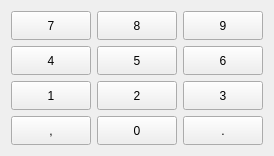
Qt form views/utils/tastierinoview.ui (Sennare/kalk_p2) before a commit.
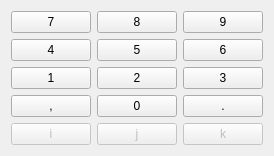
The same form after that commit.

The edit to the form file:
```diff
--- a/views/utils/tastierinoview.ui
+++ b/views/utils/tastierinoview.ui
@@ -170,6 +170,54 @@
      </property>
     </widget>
    </item>
+   <item row="5" column="0">
+    <widget class="QPushButton" name="btnI">
+     <property name="enabled">
+      <bool>false</bool>
+     </property>
+     <property name="sizePolicy">
+      <sizepolicy hsizetype="Expanding" vsizetype="Expanding">
+       <horstretch>0</horstretch>
+       <verstretch>0</verstretch>
+      </sizepolicy>
+     </property>
+     <property name="text">
+      <string>i</string>
+     </property>
+    </widget>
+   </item>
+   <item row="5" column="1">
+    <widget class="QPushButton" name="btnJ">
+     <property name="enabled">
+      <bool>false</bool>
+     </property>
+     <property name="sizePolicy">
+      <sizepolicy hsizetype="Expanding" vsizetype="Expanding">
+       <horstretch>0</horstretch>
+       <verstretch>0</verstretch>
+      </sizepolicy>
+     </property>
+     <property name="text">
+      <string>j</string>
+     </property>
+    </widget>
+   </item>
+   <item row="5" column="2">
+    <widget class="QPushButton" name="btnK">
+     <property name="enabled">
+      <bool>false</bool>
+     </property>
+     <property name="sizePolicy">
+      <sizepolicy hsizetype="Expanding" vsizetype="Expanding">
+       <horstretch>0</horstretch>
+       <verstretch>0</verstretch>
+      </sizepolicy>
+     </property>
+     <property name="text">
+      <string>k</string>
+     </property>
+    </widget>
+   </item>
   </layout>
  </widget>
  <resources/>
```
